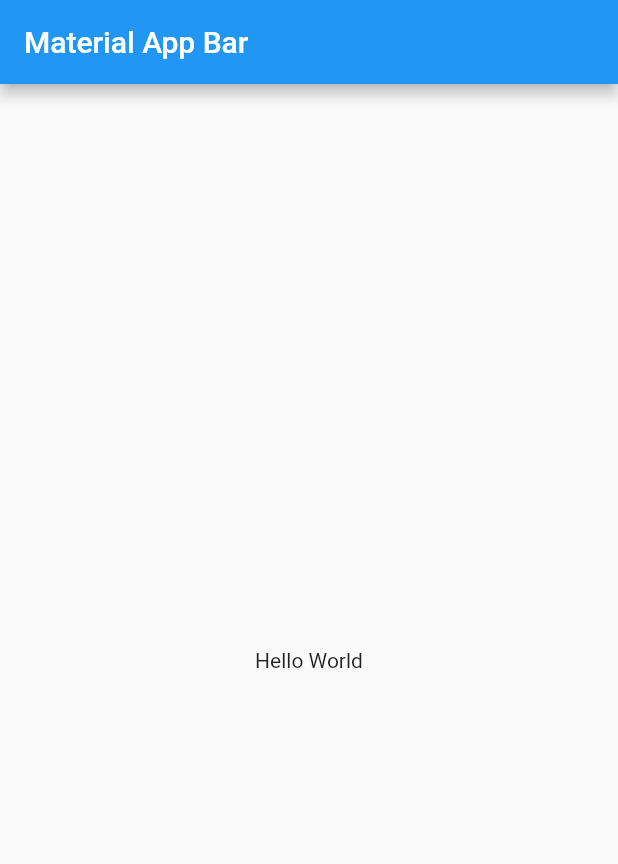
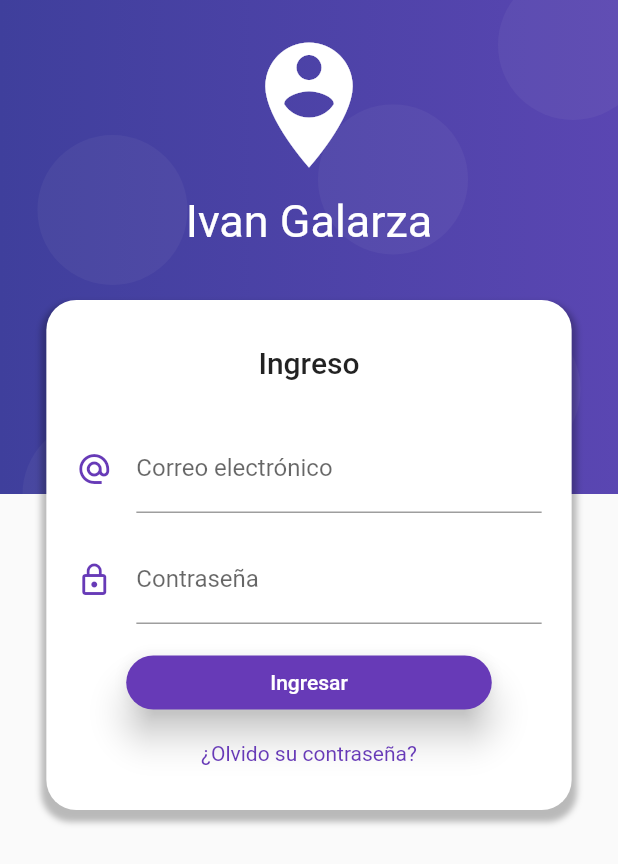
Before and after one commit to IdGalarzaSa/flutter-bloc-pattern, a Flutter app: the screen it shows after launch, on a phone screen of 412 x 824 dp. Shown: the top 864 px of the screen. Run offline on Flutter 3.47's test engine with Material 2 defaults, Android fonts, the phone set to English and light mode, and no system bars.

Commit message:
login design

```diff
--- a/lib/main.dart
+++ b/lib/main.dart
@@ -1,5 +1,7 @@
 import 'package:flutter/material.dart';
 import 'package:flutter/cupertino.dart';
+import 'package:form_validation_bloc_pattern/src/pages/home_page.dart';
+import 'package:form_validation_bloc_pattern/src/pages/login_page.dart';
 
 void main() => runApp(MyApp());
 
@@ -8,16 +10,11 @@ class MyApp extends StatelessWidget {
   Widget build(BuildContext context) {
     return MaterialApp(
       title: 'Material App',
-      home: Scaffold(
-        appBar: AppBar(
-          title: Text('Material App Bar'),
-        ),
-        body: Center(
-          child: Container(
-            child: Text('Hello World'),
-          ),
-        ),
-      ),
+      initialRoute: LoginPage.routeName,
+      routes: {
+        LoginPage.routeName: (BuildContext context) => LoginPage(),
+        HomePage.routeName: (BuildContext context) => HomePage(),
+      },
     );
   }
 }
--- /dev/null
+++ b/lib/src/pages/home_page.dart
@@ -0,0 +1,15 @@
+import 'package:flutter/material.dart';
+import 'package:flutter/cupertino.dart';
+
+class HomePage extends StatelessWidget {
+  static final routeName = "HomePage";
+
+  @override
+  Widget build(BuildContext context) {
+    return Scaffold(
+      appBar: AppBar(
+        title: Text('Home Page'),
+      ),
+    );
+  }
+}
--- /dev/null
+++ b/lib/src/pages/login_page.dart
@@ -0,0 +1,168 @@
+import 'package:flutter/cupertino.dart';
+import 'package:flutter/material.dart';
+
+class LoginPage extends StatelessWidget {
+  static final routeName = "LoginPage";
+
+  @override
+  Widget build(BuildContext context) {
+    final size = MediaQuery.of(context).size;
+
+    return Scaffold(
+      body: Stack(
+        children: [
+          _stackBackground(context, size),
+          _loginForm(size),
+        ],
+      ),
+    );
+  }
+
+  Widget _stackBackground(BuildContext context, Size size) {
+    final purpleBackground = Container(
+      height: size.height * 0.40,
+      width: double.infinity,
+      decoration: BoxDecoration(
+        gradient: LinearGradient(
+          colors: [
+            Color.fromRGBO(63, 63, 156, 1.0),
+            Color.fromRGBO(90, 70, 178, 1.0),
+          ],
+        ),
+      ),
+    );
+
+    final circle = Container(
+      width: 100,
+      height: 100,
+      decoration: BoxDecoration(
+          borderRadius: BorderRadius.circular(100),
+          color: Color.fromRGBO(225, 225, 225, 0.05)),
+    );
+
+    final columnData = SafeArea(
+        child: Container(
+      padding: EdgeInsets.only(top: 20),
+      height: size.height * 0.40,
+      child: Column(
+        children: [
+          Icon(Icons.person_pin_circle, color: Colors.white, size: 100),
+          SizedBox(
+            height: 10,
+            width: double.infinity,
+          ),
+          Text("Ivan Galarza",
+              style: TextStyle(color: Colors.white, fontSize: 30))
+        ],
+      ),
+    ));
+
+    return Stack(
+      children: [
+        purpleBackground,
+        Positioned(child: circle, top: 90, left: 25),
+        Positioned(child: circle, top: -20, right: -20),
+        Positioned(child: circle, bottom: 20, right: 25),
+        Positioned(child: circle, bottom: -50, left: 15),
+        Positioned(child: circle, bottom: 160, right: 100),
+        columnData,
+      ],
+    );
+  }
+
+  Widget _loginForm(Size size) {
+    return SingleChildScrollView(
+      child: Column(
+        children: [
+          SafeArea(
+            child: Container(
+              height: 180,
+            ),
+          ),
+          Container(
+            margin: EdgeInsets.symmetric(vertical: 20),
+            padding: EdgeInsets.symmetric(vertical: 30.0),
+            width: size.width * 0.85,
+            decoration: BoxDecoration(
+                color: Colors.white,
+                borderRadius: BorderRadius.circular(20.0),
+                boxShadow: [
+                  BoxShadow(
+                      color: Colors.black26,
+                      blurRadius: 3.0,
+                      offset: Offset(0.0, 5.0),
+                      spreadRadius: 3.0),
+                ]),
+            child: Column(
+              children: [
+                Text('Ingreso',
+                    style:
+                        TextStyle(fontSize: 20.0, fontWeight: FontWeight.w500)),
+                SizedBox(height: 30.0),
+                _emailTextField(),
+                SizedBox(height: 15.0),
+                _passwordTextField(),
+                SizedBox(height: 15.0),
+                _loginButton(),
+                SizedBox(height: 15.0),
+                Text("¿Olvido su contraseña?",
+                    style: TextStyle(color: Colors.deepPurple)),
+              ],
+            ),
+          ),
+          SizedBox(
+            height: 100,
+          )
+        ],
+      ),
+    );
+  }
+
+  Widget _emailTextField() {
+    return Container(
+      padding: EdgeInsets.symmetric(horizontal: 20),
+      child: TextField(
+        keyboardType: TextInputType.emailAddress,
+        decoration: InputDecoration(
+          icon: Icon(Icons.alternate_email, color: Colors.deepPurple),
+          hintText: 'ejemplo@gmail.com',
+          labelText: 'Correo electrónico',
+        ),
+      ),
+    );
+  }
+
+  Widget _passwordTextField() {
+    return Container(
+      padding: EdgeInsets.symmetric(horizontal: 20),
+      child: TextField(
+        obscureText: true,
+        keyboardType: TextInputType.emailAddress,
+        decoration: InputDecoration(
+          icon: Icon(Icons.lock_outline, color: Colors.deepPurple),
+          labelText: 'Contraseña',
+        ),
+      ),
+    );
+  }
+
+  Widget _loginButton() {
+    return ElevatedButton(
+      child: Container(
+        padding: EdgeInsets.symmetric(horizontal: 80.0, vertical: 10.0),
+        child: Text(
+          'Ingresar',
+          style: TextStyle(color: Colors.white),
+        ),
+      ),
+      style: ElevatedButton.styleFrom(
+        primary: Colors.deepPurple,
+        shape: new RoundedRectangleBorder(
+          borderRadius: new BorderRadius.circular(30.0),
+        ),
+        elevation: 10,
+      ),
+      onPressed: () {},
+    );
+  }
+}
```
